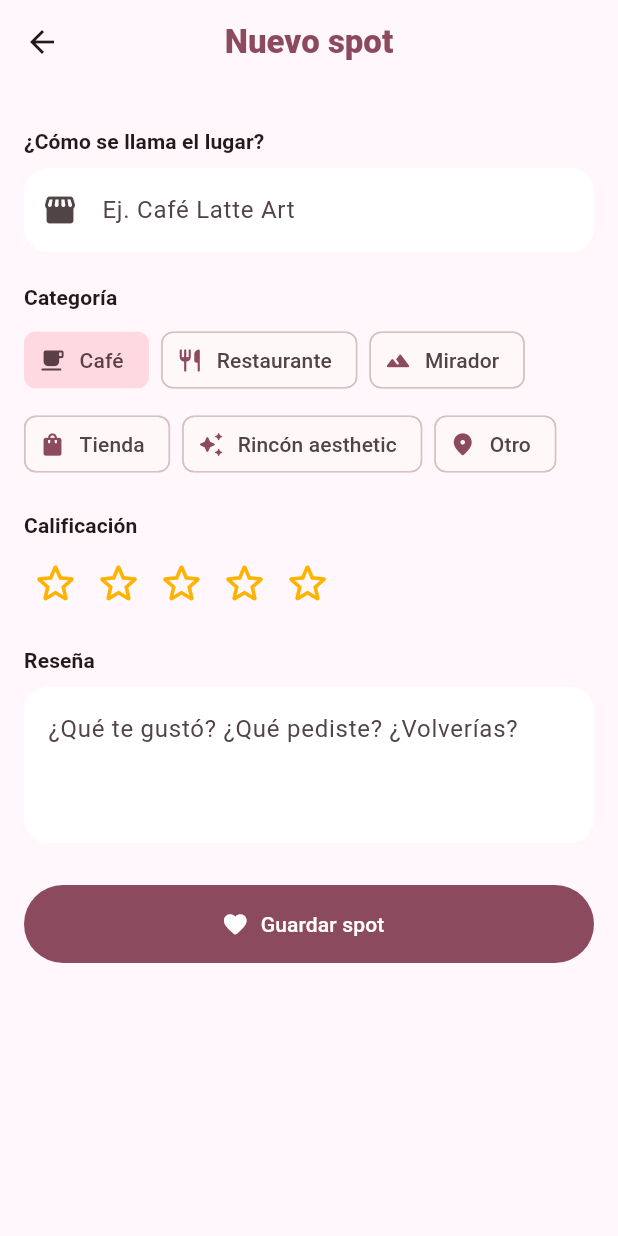
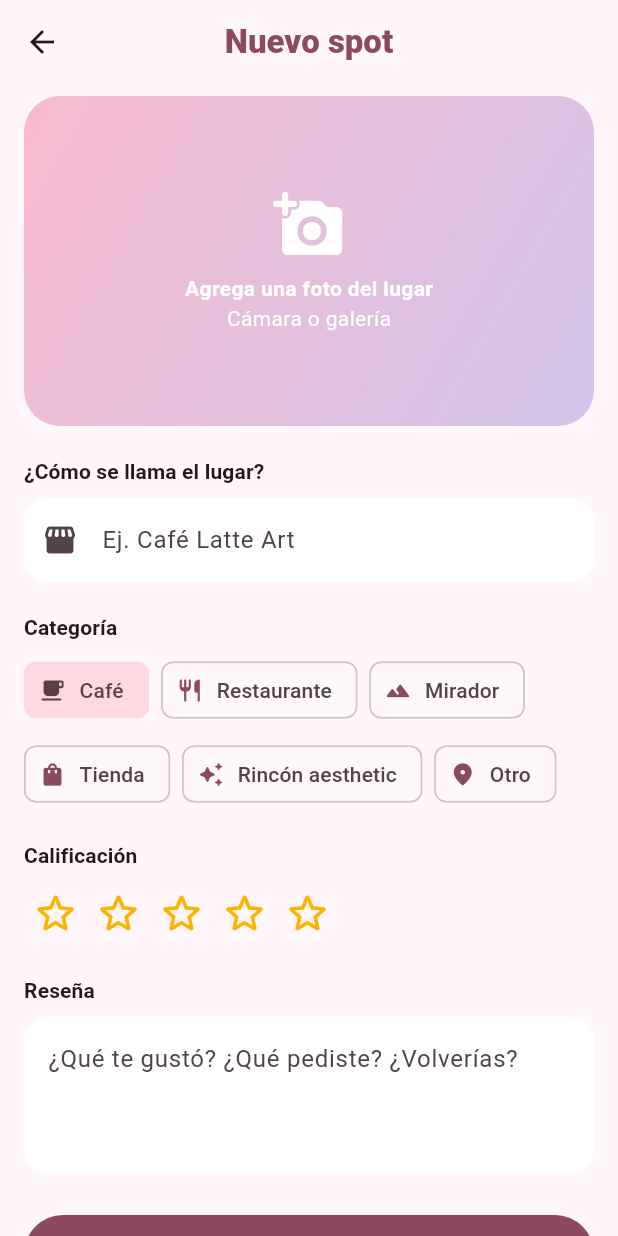
Before and after one commit to Steph0406/spotted, a Flutter app: the SpotFormScreen screen opened by its route, on a phone screen of 412 x 824 dp. Run offline on Flutter 3.47's test engine with Material 3 defaults, Android fonts, the phone set to English and light mode, and no system bars; our stand-ins replace image_picker, sqflite; accounts and stored records are empty.

Commit message:
feat(camera): capturar foto con cámara o galería y guardarla localmente

```diff
--- a/lib/core/di/service_locator.dart
+++ b/lib/core/di/service_locator.dart
@@ -1,15 +1,18 @@
 import 'package:spotted/data/datasources/spot_local_datasource.dart';
 import 'package:spotted/data/repositories/spot_repository_impl.dart';
 import 'package:spotted/domain/repositories/spot_repository.dart';
+import 'package:spotted/services/image_service.dart';
 
 /// Localizador de servicios: el único lugar donde se decide QUÉ
 /// implementación concreta se usa (Inversión de Dependencias).
 ///
-/// Las pantallas piden un [SpotRepository] (abstracción) y no saben
-/// que por detrás está SQLite.
+/// Las pantallas piden abstracciones ([SpotRepository], [ImageService])
+/// y no saben qué paquete o base de datos hay por detrás.
 class ServiceLocator {
   ServiceLocator._();
 
   static final SpotRepository spotRepository =
       SpotRepositoryImpl(SpotLocalDataSource());
+
+  static final ImageService imageService = ImagePickerService();
 }
--- a/lib/presentation/screens/form/spot_form_screen.dart
+++ b/lib/presentation/screens/form/spot_form_screen.dart
@@ -1,14 +1,22 @@
+import 'dart:io';
+
 import 'package:flutter/material.dart';
 
 import 'package:spotted/core/di/service_locator.dart';
 import 'package:spotted/core/errors/app_exception.dart';
+import 'package:spotted/core/theme/app_theme.dart';
 import 'package:spotted/core/theme/category_style.dart';
 import 'package:spotted/domain/entities/spot.dart';
 import 'package:spotted/domain/repositories/spot_repository.dart';
 import 'package:spotted/presentation/widgets/rating_stars.dart';
+import 'package:spotted/services/image_service.dart';
+
+/// Acciones posibles sobre la foto del spot.
+enum _ImageAction { camera, gallery, remove }
 
 /// Formulario para crear o editar un spot.
 ///
+/// - Foto con cámara o galería (GADGET 1).
 /// - Valida los campos con un [Form] y su GlobalKey.
 /// - Guarda usando el repositorio (abstracción) dentro de try-catch.
 /// - Regresa `true` a la pantalla anterior si se guardó, para que la
@@ -24,14 +32,20 @@ class SpotFormScreen extends StatefulWidget {
 }
 
 class _SpotFormScreenState extends State<SpotFormScreen> {
+  // Dependencias (abstracciones) obtenidas del ServiceLocator.
   final SpotRepository _repository = ServiceLocator.spotRepository;
+  final ImageService _imageService = ServiceLocator.imageService;
+
   final _formKey = GlobalKey<FormState>();
 
   late final TextEditingController _titleController;
   late final TextEditingController _descriptionController;
   late String _category;
   late int _rating;
+  String? _imagePath;
+
   bool _isSaving = false;
+  bool _isPickingImage = false;
 
   bool get _isEditing => widget.spot != null;
 
@@ -44,6 +58,7 @@ class _SpotFormScreenState extends State<SpotFormScreen> {
         TextEditingController(text: widget.spot?.description ?? '');
     _category = widget.spot?.category ?? kSpotCategories.first;
     _rating = widget.spot?.rating ?? 0;
+    _imagePath = widget.spot?.imagePath;
   }
 
   @override
@@ -53,6 +68,61 @@ class _SpotFormScreenState extends State<SpotFormScreen> {
     _descriptionController.dispose();
     super.dispose();
   }
+
+  // ===================== FOTO (cámara / galería) =====================
+
+  Future<void> _showImageOptions() async {
+    final action = await showModalBottomSheet<_ImageAction>(
+      context: context,
+      showDragHandle: true,
+      builder: (sheetContext) => SafeArea(
+        child: Column(
+          mainAxisSize: MainAxisSize.min,
+          children: [
+            ListTile(
+              leading: const Icon(Icons.photo_camera_rounded),
+              title: const Text('Tomar foto'),
+              onTap: () => Navigator.pop(sheetContext, _ImageAction.camera),
+            ),
+            ListTile(
+              leading: const Icon(Icons.photo_library_rounded),
+              title: const Text('Elegir de la galería'),
+              onTap: () => Navigator.pop(sheetContext, _ImageAction.gallery),
+            ),
+            if (_imagePath != null)
+              ListTile(
+                leading: const Icon(Icons.delete_outline_rounded,
+                    color: Colors.redAccent),
+                title: const Text('Quitar foto'),
+                onTap: () => Navigator.pop(sheetContext, _ImageAction.remove),
+              ),
+          ],
+        ),
+      ),
+    );
+
+    if (action == null) return; // cerró el menú sin elegir
+    if (action == _ImageAction.remove) {
+      setState(() => _imagePath = null);
+      return;
+    }
+
+    setState(() => _isPickingImage = true);
+    try {
+      final path = action == _ImageAction.camera
+          ? await _imageService.pickFromCamera()
+          : await _imageService.pickFromGallery();
+      if (path != null && mounted) {
+        setState(() => _imagePath = path);
+      }
+    } on AppException catch (e) {
+      if (mounted) _showMessage(e.message);
+    } finally {
+      if (mounted) setState(() => _isPickingImage = false);
+    }
+  }
+
+  // ============================ GUARDAR ============================
 
   Future<void> _save() async {
     if (!_formKey.currentState!.validate()) return;
@@ -67,11 +137,18 @@ class _SpotFormScreenState extends State<SpotFormScreen> {
       final description = _descriptionController.text.trim();
 
       if (_isEditing) {
-        await _repository.update(widget.spot!.copyWith(
+        final original = widget.spot!;
+        // Se construye completo (no copyWith) para permitir quitar la foto.
+        await _repository.update(Spot(
+          id: original.id,
           title: title,
           description: description,
           category: _category,
           rating: _rating,
+          imagePath: _imagePath,
+          latitude: original.latitude,
+          longitude: original.longitude,
+          createdAt: original.createdAt,
         ));
       } else {
         await _repository.create(Spot(
@@ -79,6 +156,7 @@ class _SpotFormScreenState extends State<SpotFormScreen> {
           description: description,
           category: _category,
           rating: _rating,
+          imagePath: _imagePath,
           createdAt: DateTime.now(),
         ));
       }
@@ -98,6 +176,8 @@ class _SpotFormScreenState extends State<SpotFormScreen> {
         .showSnackBar(SnackBar(content: Text(message)));
   }
 
+  // ============================== UI ==============================
+
   @override
   Widget build(BuildContext context) {
     return Scaffold(
@@ -107,6 +187,13 @@ class _SpotFormScreenState extends State<SpotFormScreen> {
         child: ListView(
           padding: const EdgeInsets.fromLTRB(16, 8, 16, 32),
           children: [
+            // ---------- Foto ----------
+            _PhotoPicker(
+              imagePath: _imagePath,
+              isLoading: _isPickingImage,
+              onTap: _isPickingImage ? null : _showImageOptions,
+            ),
+
             // ---------- Nombre ----------
             const _SectionTitle('¿Cómo se llama el lugar?'),
             TextFormField(
@@ -184,6 +271,76 @@ class _SpotFormScreenState extends State<SpotFormScreen> {
   }
 }
 
+/// Recuadro para agregar/cambiar la foto del spot.
+class _PhotoPicker extends StatelessWidget {
+  final String? imagePath;
+  final bool isLoading;
+  final VoidCallback? onTap;
+
+  const _PhotoPicker({
+    required this.imagePath,
+    required this.isLoading,
+    required this.onTap,
+  });
+
+  @override
+  Widget build(BuildContext context) {
+    Widget content;
+
+    if (isLoading) {
+      content = const Center(
+        child: CircularProgressIndicator(color: Colors.white),
+      );
+    } else if (imagePath != null) {
+      content = Stack(
+        fit: StackFit.expand,
+        children: [
+          Image.file(
+            File(imagePath!),
+            fit: BoxFit.cover,
+            errorBuilder: (context, error, stackTrace) =>
+                const Center(child: Icon(Icons.broken_image_rounded, size: 48)),
+          ),
+          const Positioned(
+            right: 12,
+            bottom: 12,
+            child: CircleAvatar(child: Icon(Icons.edit_rounded)),
+          ),
+        ],
+      );
+    } else {
+      content = const Column(
+        mainAxisAlignment: MainAxisAlignment.center,
+        children: [
+          Icon(Icons.add_a_photo_rounded, color: Colors.white, size: 48),
+          SizedBox(height: 8),
+          Text(
+            'Agrega una foto del lugar',
+            style: TextStyle(color: Colors.white, fontWeight: FontWeight.w700),
+          ),
+          Text(
+            'Cámara o galería',
+            style: TextStyle(color: Colors.white),
+          ),
+        ],
+      );
+    }
+
+    return GestureDetector(
+      onTap: onTap,
+      child: ClipRRect(
+        borderRadius: BorderRadius.circular(24),
+        child: Container(
+          height: 220,
+          width: double.infinity,
+          decoration: const BoxDecoration(gradient: AppTheme.brandGradient),
+          child: content,
+        ),
+      ),
+    );
+  }
+}
+
 /// Título pequeño de cada sección del formulario.
 class _SectionTitle extends StatelessWidget {
   final String text;
--- a/pubspec.yaml
+++ b/pubspec.yaml
@@ -36,6 +36,8 @@ dependencies:
   cupertino_icons: ^1.0.8
   sqflite: ^2.4.6
   path: ^1.9.1
+  image_picker: ^1.2.4
+  path_provider: ^2.1.6
 
 dev_dependencies:
   flutter_test:
```
Also changed, not shown: lib/services/image_service.dart (added, +69 -0 lines), pubspec.lock. Lines whose indentation alone changed are shown as unchanged.
